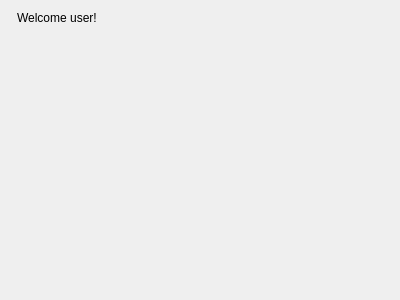
Old version of the form FamilyTree/src/gui/homepage.ui in the repository moumitahmad/Stammbaum.
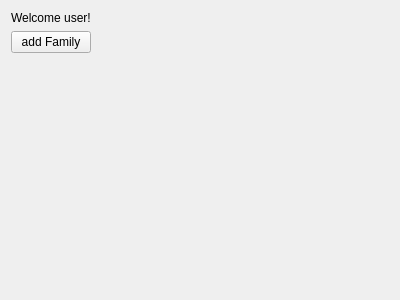
New version of the form.

Commit message: homepage almost done

What changed in the file:
```diff
--- a/FamilyTree/src/gui/homepage.ui
+++ b/FamilyTree/src/gui/homepage.ui
@@ -15,14 +15,25 @@
   </property>
   <layout class="QFormLayout" name="formLayout">
    <item row="0" column="0">
-    <layout class="QVBoxLayout" name="verticalLayout"/>
-   </item>
-   <item row="0" column="1">
+    <layout class="QVBoxLayout" name="verticalLayout">
+     <item>
+      <layout class="QHBoxLayout" name="ownFamiliesGrid"/>
+     </item>
+     <item>
     <widget class="QLabel" name="welcomeText">
      <property name="text">
       <string>Welcome user!</string>
      </property>
     </widget>
+     </item>
+     <item>
+      <widget class="QPushButton" name="newFamilyButton">
+       <property name="text">
+        <string>add Family</string>
+       </property>
+      </widget>
+     </item>
+    </layout>
    </item>
   </layout>
  </widget>
```
Lines whose indentation alone changed are shown as unchanged. The commit also changes 14 other files.
